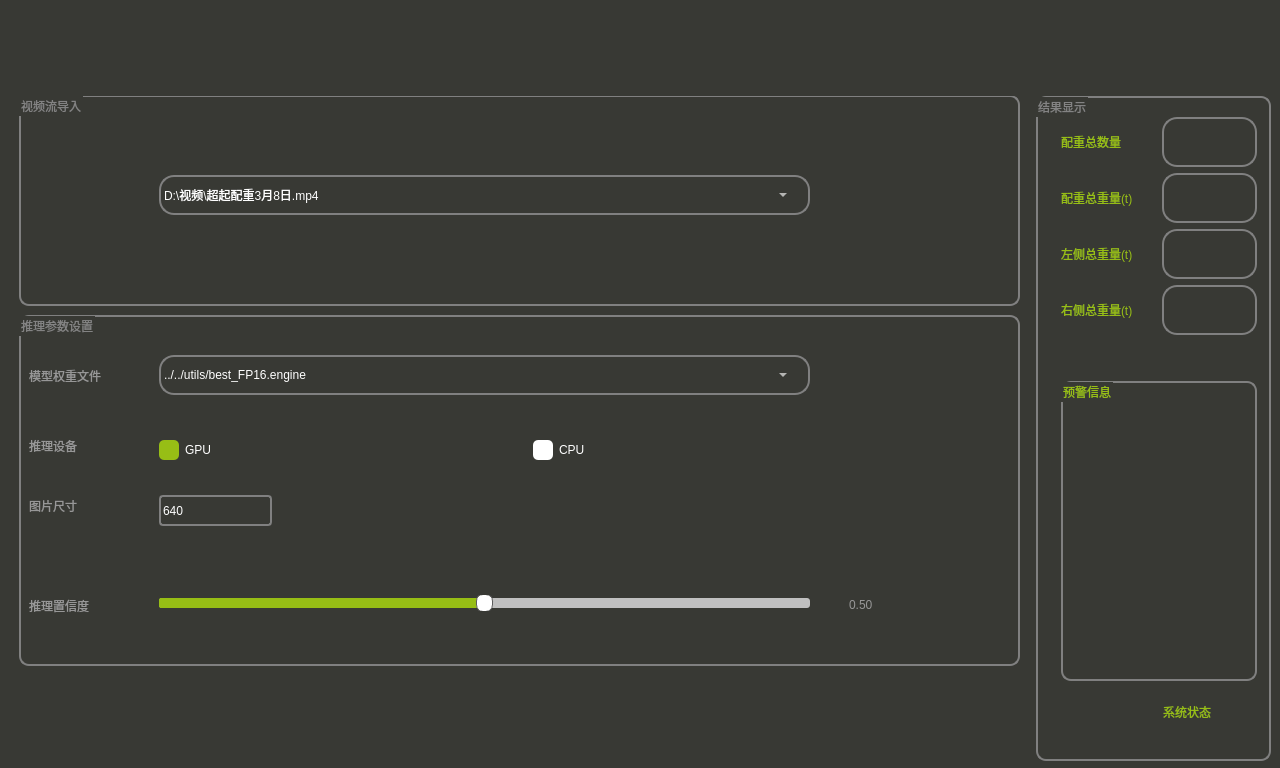
Qt form Project_UI/CrawlerCraneCounterweightDetection/form.ui (Karry11/CrawlerCraneCounterweightDetection) before a commit.
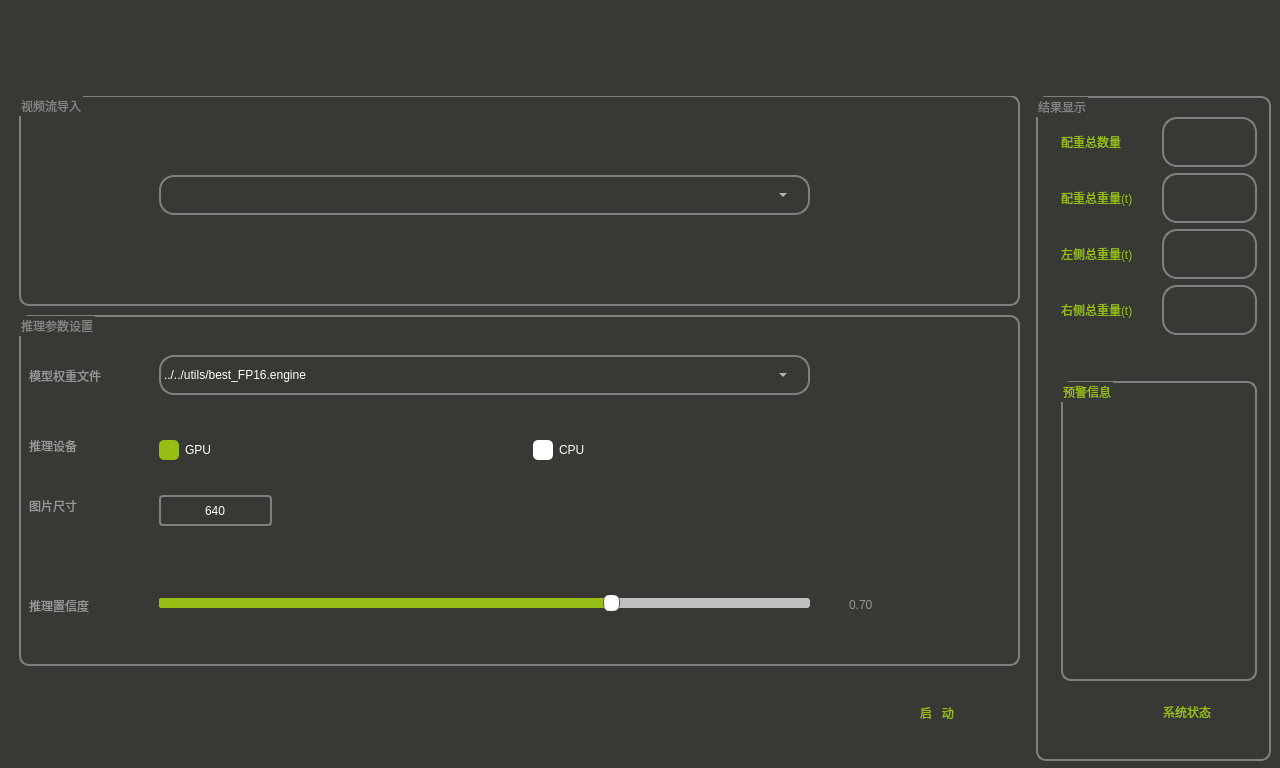
The same form after that commit. Icons and pictures are not drawn.

Commit message:
视频路径读取方式修改等
1修改视频源导入方式，
2界面修改，
3视频源读取失败异常提示

Diff of the .ui file:
```diff
--- a/Project_UI/CrawlerCraneCounterweightDetection/form.ui
+++ b/Project_UI/CrawlerCraneCounterweightDetection/form.ui
@@ -214,7 +214,13 @@
 }</string>
            </property>
            <property name="editable">
-            <bool>false</bool>
+            <bool>true</bool>
+           </property>
+           <property name="maxVisibleItems">
+            <number>5</number>
+           </property>
+           <property name="maxCount">
+            <number>10</number>
            </property>
            <property name="iconSize">
             <size>
@@ -228,16 +234,6 @@
            <property name="frame">
             <bool>true</bool>
            </property>
-           <item>
-            <property name="text">
-             <string>D:\视频\超起配重3月8日.mp4</string>
-            </property>
-           </item>
-           <item>
-            <property name="text">
-             <string>0</string>
-            </property>
-           </item>
           </widget>
           <widget class="QPushButton" name="open_stream_file">
            <property name="geometry">
@@ -285,51 +281,6 @@
            </property>
           </widget>
          </widget>
-         <widget class="QPushButton" name="stream_import">
-          <property name="geometry">
-           <rect>
-            <x>940</x>
-            <y>580</y>
-            <width>60</width>
-            <height>60</height>
-           </rect>
-          </property>
-          <property name="sizePolicy">
-           <sizepolicy hsizetype="Fixed" vsizetype="Fixed">
-            <horstretch>0</horstretch>
-            <verstretch>0</verstretch>
-           </sizepolicy>
-          </property>
-          <property name="minimumSize">
-           <size>
-            <width>60</width>
-            <height>60</height>
-           </size>
-          </property>
-          <property name="maximumSize">
-           <size>
-            <width>60</width>
-            <height>60</height>
-           </size>
-          </property>
-          <property name="styleSheet">
-           <string notr="true">background-color:  transparent;
-border:none;</string>
-          </property>
-          <property name="text">
-           <string/>
-          </property>
-          <property name="icon">
-           <iconset theme="face-laugh">
-            <normaloff>font/进入.png</normaloff>font/进入.png</iconset>
-          </property>
-          <property name="iconSize">
-           <size>
-            <width>60</width>
-            <height>60</height>
-           </size>
-          </property>
-         </widget>
          <widget class="QGroupBox" name="groupBox_4">
           <property name="geometry">
            <rect>
@@ -473,7 +424,7 @@
             <number>1</number>
            </property>
            <property name="value">
-            <number>50</number>
+            <number>70</number>
            </property>
            <property name="orientation">
             <enum>Qt::Horizontal</enum>
@@ -493,7 +444,7 @@
 color: rgb(151, 151, 151);</string>
            </property>
            <property name="text">
-            <string>0.50</string>
+            <string>0.70</string>
            </property>
           </widget>
           <widget class="QPushButton" name="open_weight_file">
@@ -738,8 +689,87 @@
            <property name="text">
             <string>640</string>
            </property>
+           <property name="alignment">
+            <set>Qt::AlignCenter</set>
+           </property>
           </widget>
          </widget>
+         <widget class="QWidget" name="horizontalLayoutWidget_2">
+          <property name="geometry">
+           <rect>
+            <x>9</x>
+            <y>570</y>
+            <width>1001</width>
+            <height>94</height>
+           </rect>
+          </property>
+          <layout class="QHBoxLayout" name="horizontalLayout_10">
+           <item>
+            <spacer name="horizontalSpacer_5">
+             <property name="orientation">
+              <enum>Qt::Horizontal</enum>
+             </property>
+             <property name="sizeHint" stdset="0">
+              <size>
+               <width>40</width>
+               <height>20</height>
+              </size>
+             </property>
+            </spacer>
+           </item>
+           <item>
+            <widget class="QLabel" name="label_4">
+             <property name="styleSheet">
+              <string notr="true">background-color:transparent;
+font: 700 14pt &quot;Microsoft YaHei UI&quot;;
+color: rgb(151, 190, 21);</string>
+             </property>
+             <property name="text">
+              <string>启   动</string>
+             </property>
+            </widget>
+           </item>
+           <item>
+            <widget class="QPushButton" name="stream_import">
+             <property name="sizePolicy">
+              <sizepolicy hsizetype="Fixed" vsizetype="Fixed">
+               <horstretch>0</horstretch>
+               <verstretch>0</verstretch>
+              </sizepolicy>
+             </property>
+             <property name="minimumSize">
+              <size>
+               <width>60</width>
+               <height>60</height>
+              </size>
+             </property>
+             <property name="maximumSize">
+              <size>
+               <width>60</width>
+               <height>60</height>
+              </size>
+             </property>
+             <property name="styleSheet">
+              <string notr="true">background-color:  transparent;
+border:none;</string>
+             </property>
+             <property name="text">
+              <string/>
+             </property>
+             <property name="icon">
+              <iconset>
+               <normaloff>font/进入.png</normaloff>font/进入.png</iconset>
+             </property>
+             <property name="iconSize">
+              <size>
+               <width>60</width>
+               <height>60</height>
+              </size>
+             </property>
+            </widget>
+           </item>
+          </layout>
+         </widget>
         </widget>
         <widget class="QWidget" name="page_6">
          <widget class="QGroupBox" name="groupBox_3">
```
Left out of the diff: 112 changed lines with no effect on the pictures. The commit also changes 9 other files.
